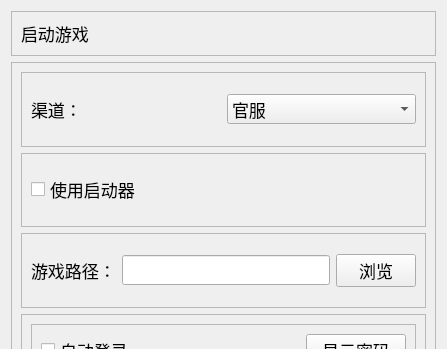
Qt form resources/ui/start_game.ui (Shasnow/StarRailAssistant) before a commit; both pictures show x 0 to 447 and y 0 to 349 of the 447 by 616 pixel window.
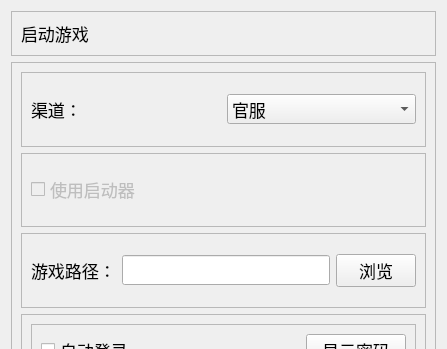
The same form after that commit.

Diff of the .ui file:
```diff
--- a/resources/ui/start_game.ui
+++ b/resources/ui/start_game.ui
@@ -132,6 +132,9 @@
                                     <layout class="QHBoxLayout" name="horizontalLayout_5">
                                         <item>
                                             <widget class="QCheckBox" name="use_launcher_checkbox">
+                                                <property name="enabled">
+                                                    <bool>false</bool>
+                                                </property>
                                                 <property name="minimumSize">
                                                     <size>
                                                         <width>0</width>
```
